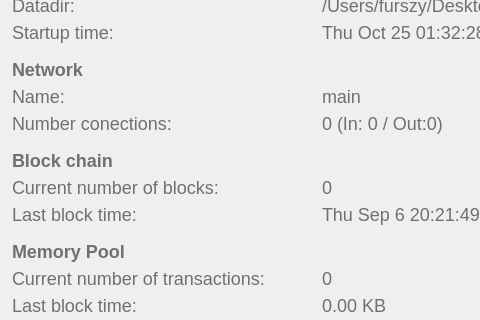
Before: the Qt Designer form src/qt/veil/forms/settingsadvanceinformation.ui in Veil-Project/veil, drawn with Qt 5; both pictures show x 0 to 480 and y 125 to 445 of the 739 by 664 pixel window.
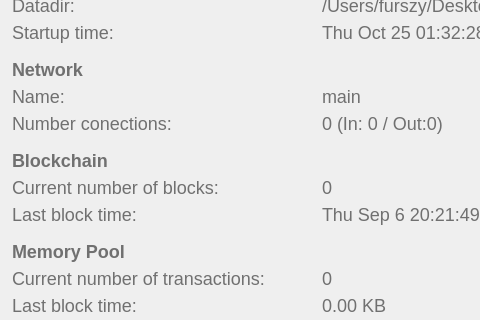
After: the same form once the commit is applied.

Diff of the .ui file:
```diff
--- a/src/qt/veil/forms/settingsadvanceinformation.ui
+++ b/src/qt/veil/forms/settingsadvanceinformation.ui
@@ -401,7 +401,7 @@
 font-weight:bold;</string>
           </property>
           <property name="text">
-           <string>Block chain</string>
+           <string>Blockchain</string>
           </property>
          </widget>
         </item>
```
